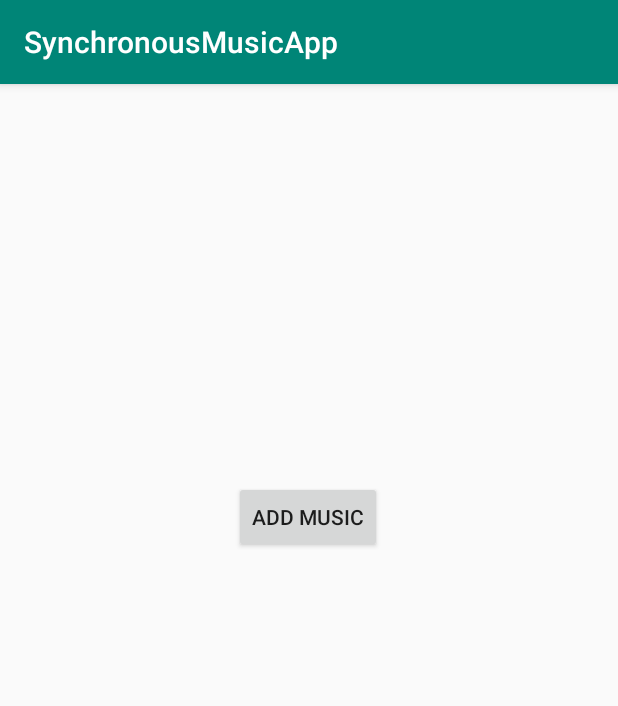
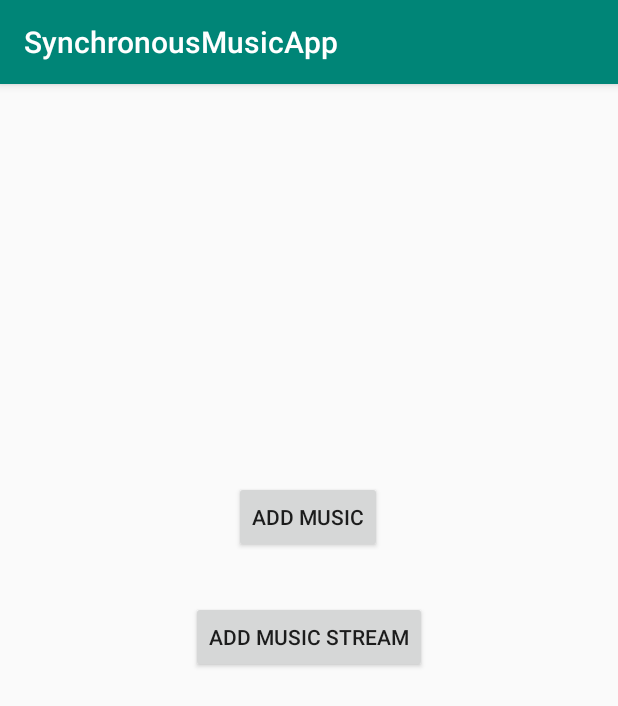
Before and after one commit to jstutz4/SynchronousMusicApp, an Android app: the Hosting screen opened directly, with no data from a screen before it, on a phone screen of 412 x 824 dp. Shown: the top 706 px of the screen. Run offline under Robolectric (Android 15) with nearby library versions, the phone set to English and light mode, and no system bars.

Commit message:
Added join music group method and activity Added hosting music activity. Added basic UI.

```diff
--- a/app/src/main/AndroidManifest.xml
+++ b/app/src/main/AndroidManifest.xml
@@ -9,7 +9,8 @@
         android:roundIcon="@mipmap/ic_launcher_round"
         android:supportsRtl="true"
         android:theme="@style/AppTheme">
-        <activity android:name=".JoinGroup"></activity>
+        <activity android:name=".PlayMusic"></activity>
+        <activity android:name=".JoinGroup" />
         <activity android:name=".Hosting" />
         <activity android:name=".MainActivity">
             <intent-filter>
--- a/app/src/main/res/layout/activity_hosting.xml
+++ b/app/src/main/res/layout/activity_hosting.xml
@@ -19,4 +19,16 @@
         app:layout_constraintStart_toStartOf="parent"
         app:layout_constraintTop_toTopOf="parent"
         app:layout_constraintVertical_bias="0.368" />
+
+    <Button
+        android:id="@+id/button"
+        android:layout_width="wrap_content"
+        android:layout_height="wrap_content"
+        android:layout_marginStart="16dp"
+        android:layout_marginTop="32dp"
+        android:layout_marginEnd="16dp"
+        android:text="@string/Addstream"
+        app:layout_constraintEnd_toEndOf="parent"
+        app:layout_constraintStart_toStartOf="parent"
+        app:layout_constraintTop_toBottomOf="@+id/addMusic" />
 </android.support.constraint.ConstraintLayout>
--- a/app/src/main/res/layout/activity_join_group.xml
+++ b/app/src/main/res/layout/activity_join_group.xml
@@ -28,6 +28,7 @@
         android:layout_marginTop="8dp"
         android:layout_marginEnd="96dp"
         android:layout_marginBottom="16dp"
+        android:onClick="playMusic"
         android:text="@string/join"
         app:layout_constraintBottom_toBottomOf="parent"
         app:layout_constraintEnd_toEndOf="parent"
--- a/app/src/main/res/values/strings.xml
+++ b/app/src/main/res/values/strings.xml
@@ -5,4 +5,10 @@
     <string name="AddMusic">Add Music</string>
     <string name="groupId">Enter In Your Group ID</string>
     <string name="join">Join</string>
+    <string name="Addstream">Add Music Stream</string>
+    <string name="playmusic">Play/Pause</string>
+    <string name="play">Play</string>
+    <string name="pause">Pause</string>
+    <string name="skip">Skip</string>
+    <string name="Previous">Previous</string>
 </resources>
```
Also changed, not shown: app/src/main/java/com/example/synchronousmusicapp/JoinGroup.java (+7 -0 lines), app/src/main/java/com/example/synchronousmusicapp/PlayMusic.java (added, +13 -0 lines), app/src/main/res/layout/activity_play_music.xml (added, +56 -0 lines).
